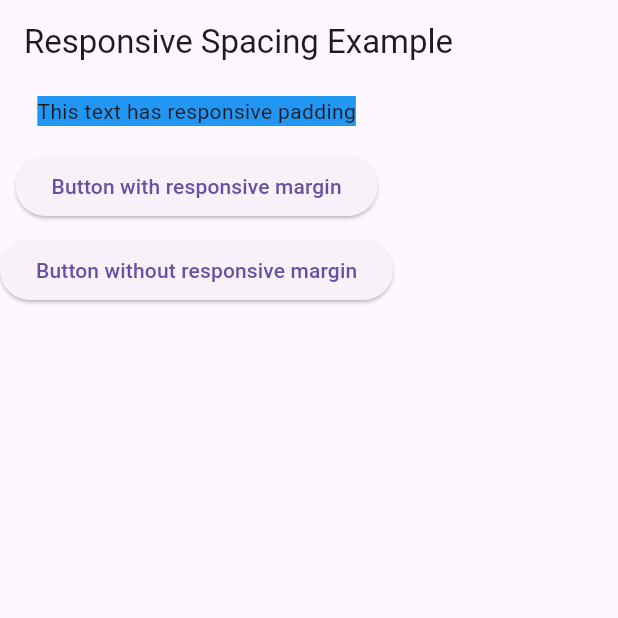
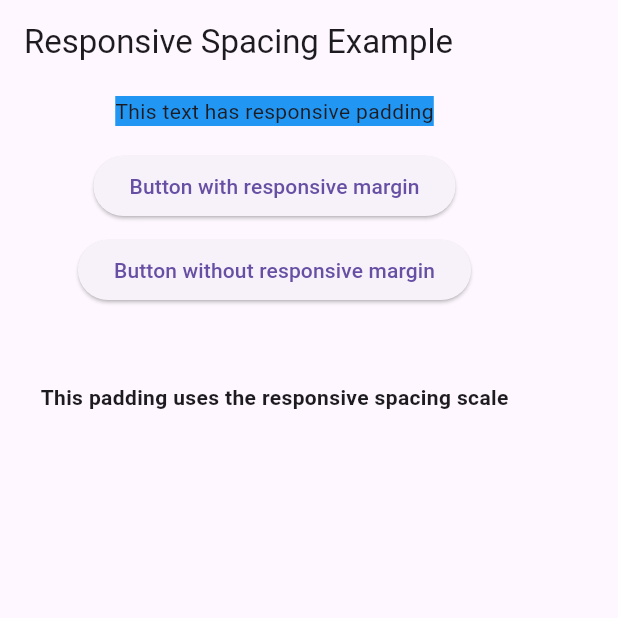
Before and after one commit to Nishan-Pradhan06/responsive_spacing, a Flutter app: the screen it shows after launch, on a phone screen of 412 x 824 dp, the top half of it. Run offline on Flutter 3.47's test engine with Material 3 defaults, Android fonts, the phone set to English and light mode, and no system bars.

Commit message:
new features added

```diff
--- a/example/lib/main.dart
+++ b/example/lib/main.dart
@@ -2,7 +2,13 @@ import 'package:flutter/material.dart';
 import 'package:responsive_spacing_v2/responsive_spacing_v2.dart';
 
 void main() {
-  runApp(const MyApp());
+  runApp(
+    const ResponsiveSpacingProvider(
+      base: 8.0,
+      scale: 1.5,
+      child: MyApp(),
+    ),
+  );
 }
 
 class MyApp extends StatelessWidget {
@@ -41,6 +47,21 @@ class MyApp extends StatelessWidget {
               },
               child: const Text("Button without responsive margin"),
             ),
+
+            /// ResponsiveSpacer
+            const ResponsiveSpacer(size: 'sm'),
+            const ResponsiveSpacer(size: 'lg'),
+            /// context.spacing
+            Padding(
+              padding: EdgeInsets.symmetric(
+                vertical: context.spacing.sm,
+                horizontal: context.spacing.lg,
+              ),
+              child: const Text(
+                'This padding uses the responsive spacing scale',
+                style: TextStyle(fontWeight: FontWeight.bold),
+              ),
+            ),
           ],
         ),
       ),
--- a/lib/responsive_spacing_v2.dart
+++ b/lib/responsive_spacing_v2.dart
@@ -1,3 +1,6 @@
 library responsive_spacing_v2;
 
 export 'src/responsive_spacing_v2.dart';
+export 'src/widget/responsive_spacer_v2.dart';
+export 'src/provider/responsive_spacing_provider_v2.dart';
+export 'src/core/responsive_spacing_v2.dart';
--- /dev/null
+++ b/lib/src/core/responsive_spacing_v2.dart
@@ -0,0 +1,31 @@
+import 'package:flutter/material.dart';
+
+class ResponsiveSpacing {
+  final double xs;
+  final double sm;
+  final double md;
+  final double lg;
+  final double xl;
+
+  ResponsiveSpacing._({
+    required this.xs,
+    required this.sm,
+    required this.md,
+    required this.lg,
+    required this.xl,
+  });
+
+  factory ResponsiveSpacing(
+    BuildContext context, {
+    double base = 4.0,
+    double scale = 1.5,
+  }) {
+    return ResponsiveSpacing._(
+      xs: base,
+      sm: base * scale,
+      md: base * scale * scale,
+      lg: base * scale * scale * scale,
+      xl: base * scale * scale * scale * scale,
+    );
+  }
+}
--- /dev/null
+++ b/lib/src/provider/responsive_spacing_provider_v2.dart
@@ -0,0 +1,68 @@
+
+import 'package:flutter/material.dart';
+import '../core/responsive_spacing_v2.dart';
+
+class ResponsiveSpacingProvider extends StatefulWidget {
+  final Widget child;
+  final double base;
+  final double scale;
+
+  const ResponsiveSpacingProvider({
+    super.key,
+    required this.child,
+    this.base = 4.0,
+    this.scale = 1.5,
+  });
+
+  @override
+  State<ResponsiveSpacingProvider> createState() =>
+      _ResponsiveSpacingProviderState();
+
+  static ResponsiveSpacing of(BuildContext context) {
+    final inherited = context
+        .dependOnInheritedWidgetOfExactType<_InheritedResponsiveSpacing>();
+    assert(inherited != null, 'ResponsiveSpacingProvider not found in context');
+    return inherited!.spacing;
+  }
+}
+
+class _ResponsiveSpacingProviderState extends State<ResponsiveSpacingProvider> {
+  late ResponsiveSpacing spacing;
+
+  @override
+  void didChangeDependencies() {
+    super.didChangeDependencies();
+    spacing = ResponsiveSpacing(
+      context,
+      base: widget.base,
+      scale: widget.scale,
+    );
+  }
+
+  @override
+  Widget build(BuildContext context) {
+    return _InheritedResponsiveSpacing(
+      spacing: spacing,
+      child: widget.child,
+    );
+  }
+}
+
+class _InheritedResponsiveSpacing extends InheritedWidget {
+  final ResponsiveSpacing spacing;
+
+  const _InheritedResponsiveSpacing({
+    required this.spacing,
+    required Widget child,
+  }) : super(child: child);
+
+  @override
+  bool updateShouldNotify(_InheritedResponsiveSpacing oldWidget) {
+    return spacing != oldWidget.spacing;
+  }
+}
+
+// Extension for ease of use
+extension SpacingExtension on BuildContext {
+  ResponsiveSpacing get spacing => ResponsiveSpacingProvider.of(this);
+}
--- /dev/null
+++ b/lib/src/widget/responsive_spacer_v2.dart
@@ -0,0 +1,31 @@
+import 'package:flutter/material.dart';
+import 'package:responsive_spacing_v2/src/provider/responsive_spacing_provider_v2.dart';
+
+class ResponsiveSpacer extends StatelessWidget {
+  final String size; // 'xs', 'sm', 'md', 'lg', 'xl'
+  final Axis axis;
+
+  const ResponsiveSpacer({
+    super.key,
+    required this.size,
+    this.axis = Axis.vertical,
+  });
+
+  @override
+  Widget build(BuildContext context) {
+    final spacing = context.spacing;
+
+    final value = {
+          'xs': spacing.xs,
+          'sm': spacing.sm,
+          'md': spacing.md,
+          'lg': spacing.lg,
+          'xl': spacing.xl,
+        }[size] ??
+        spacing.md;
+
+    return axis == Axis.vertical
+        ? SizedBox(height: value)
+        : SizedBox(width: value);
+  }
+}
--- a/pubspec.yaml
+++ b/pubspec.yaml
@@ -1,7 +1,7 @@
 name: responsive_spacing_v2
-description: "A simple Flutter package to add responsive padding and margin widgets for consistent, adaptive spacing across different screen sizes."
-version: 1.1.3
-homepage: https://github.com/Nishan-Pradhan06/responsive_spacing
+description: "A simple Flutter package to add responsive padding, margin, and scalable spacing widgets for consistent, adaptive layouts across all screen sizes. Includes utilities like ResponsivePadding, ResponsiveMargin, ResponsiveSpacer, and ResponsiveSpacingProvider to help you build fluid and maintainable UIs with ease."
+version: 1.2.0
+homepage: https://github.com/Nishan-Pradhan06/responsive_spacing_v2
 
 environment:
   sdk: ^3.5.4
```
Also changed, not shown: example/pubspec.lock, 128 other files.
